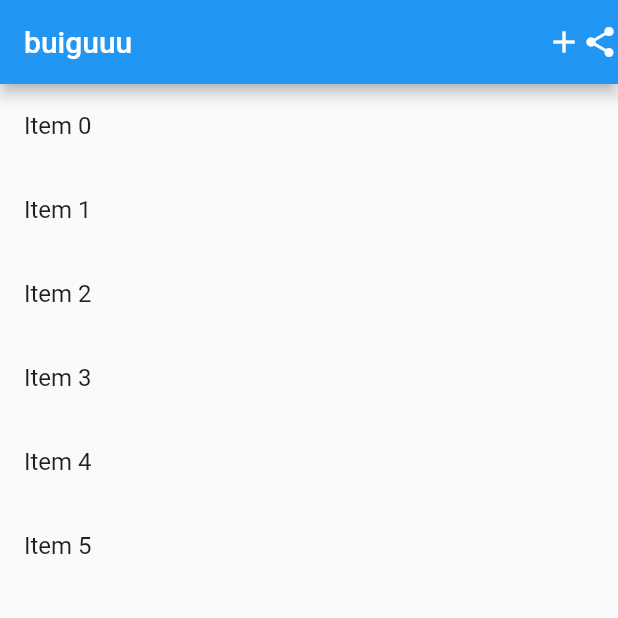
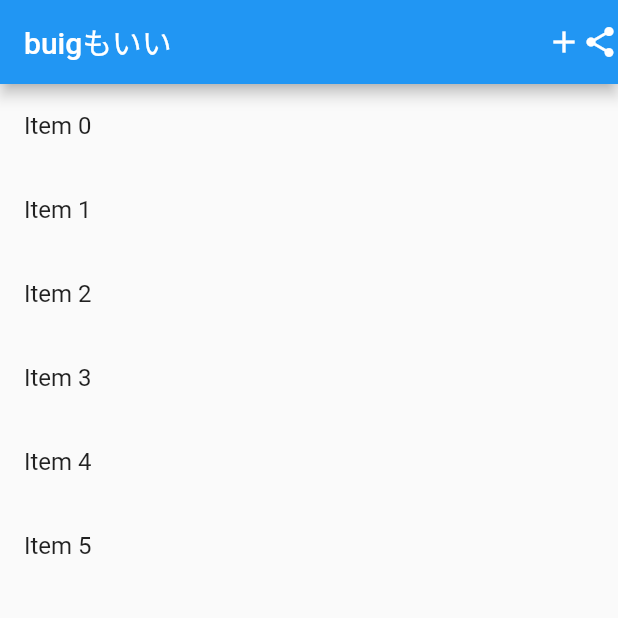
Before and after one commit to sheeeeeeeenji/youtube, a Flutter app: the screen it shows after launch, on a phone screen of 412 x 824 dp, the top half of it. Run offline on Flutter 3.47's test engine with Material 2 defaults, Android fonts, the phone set to English and light mode, and no system bars.

Commit message:
third commit2

```diff
--- a/lib/main.dart
+++ b/lib/main.dart
@@ -49,7 +49,7 @@ class _MyHomePageState extends State<MyHomePage> {
 
     return Scaffold(
       appBar: AppBar(
-        title: Text('buiguuu'),
+        title: Text('buigもいい'),
         actions: <Widget>[Icon(Icons.add), Icon(Icons.share),],
       ),
       body: Container(
```
